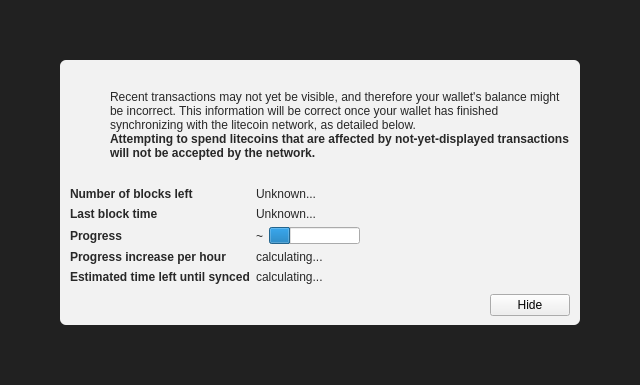
The window that src/qt/forms/modaloverlay.ui (jmeggemj/Einsteinium-Unlimited) describes before a commit, drawn with Qt 5.
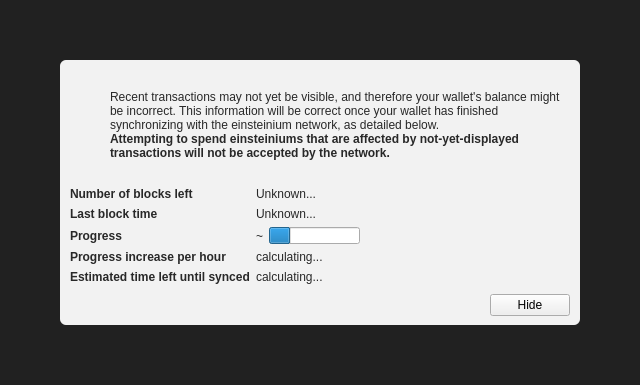
The same window after the commit. Icons and pictures are not drawn. Custom widgets are drawn as their Qt base class.

What changed in the file:
```diff
--- a/src/qt/forms/modaloverlay.ui
+++ b/src/qt/forms/modaloverlay.ui
@@ -130,7 +130,7 @@
              <item>
               <widget class="QLabel" name="infoText">
                <property name="text">
-                <string>Recent transactions may not yet be visible, and therefore your wallet's balance might be incorrect. This information will be correct once your wallet has finished synchronizing with the litecoin network, as detailed below.</string>
+                <string>Recent transactions may not yet be visible, and therefore your wallet's balance might be incorrect. This information will be correct once your wallet has finished synchronizing with the einsteinium network, as detailed below.</string>
                </property>
                <property name="textFormat">
                 <enum>Qt::RichText</enum>
@@ -149,7 +149,7 @@
                 </font>
                </property>
                <property name="text">
-                <string>Attempting to spend litecoins that are affected by not-yet-displayed transactions will not be accepted by the network.</string>
+                <string>Attempting to spend einsteiniums that are affected by not-yet-displayed transactions will not be accepted by the network.</string>
                </property>
                <property name="textFormat">
                 <enum>Qt::RichText</enum>
```
